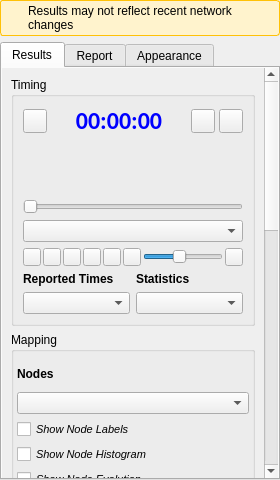
Qt form ui/analysis/qgisred_results_dock.ui (qgisred/QGISRed) before a commit.
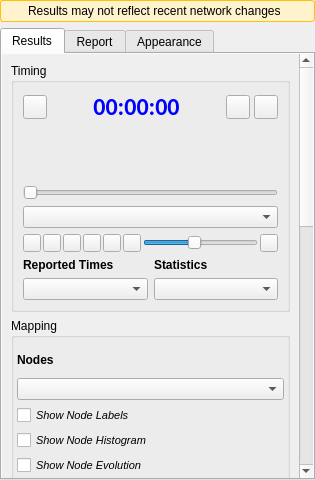
The same form after that commit.

Commit message: Results panel: Histogram some format changes

The edit to the form file:
```diff
--- a/ui/analysis/qgisred_results_dock.ui
+++ b/ui/analysis/qgisred_results_dock.ui
@@ -12,7 +12,7 @@
   </property>
   <property name="minimumSize">
    <size>
-    <width>280</width>
+    <width>315</width>
     <height>10</height>
    </size>
   </property>
```
The commit also changes 4 other files.
